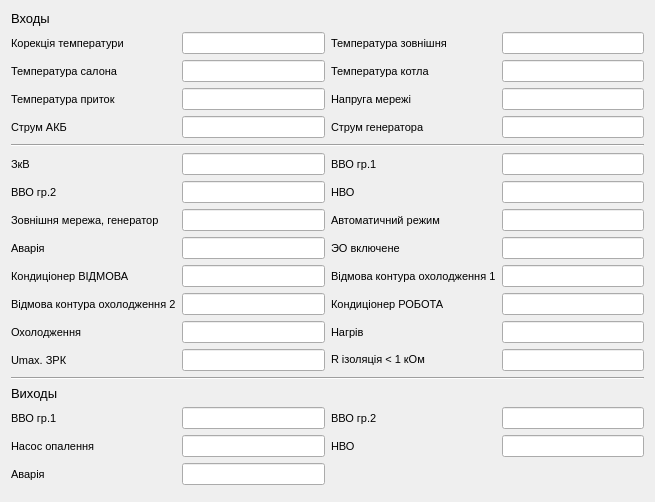
Qt form ClimateControlSystem/Frames/InOutDisplayFrame.ui (Aleksey710/climatecontrolsystem) before a commit.
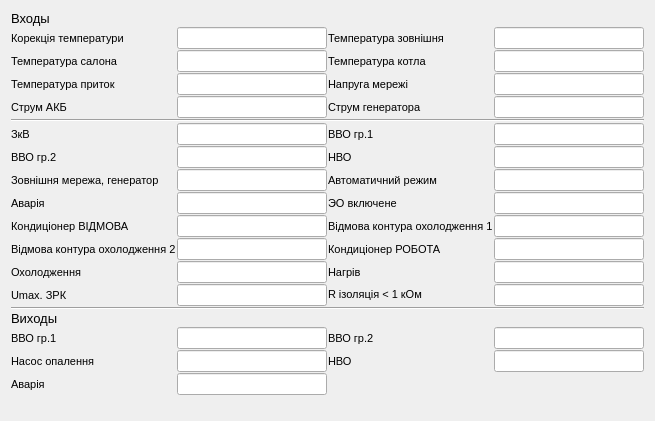
The same form after that commit.

```diff
--- a/ClimateControlSystem/Frames/InOutDisplayFrame.ui
+++ b/ClimateControlSystem/Frames/InOutDisplayFrame.ui
@@ -7,7 +7,7 @@
     <x>0</x>
     <y>0</y>
     <width>655</width>
-    <height>502</height>
+    <height>421</height>
    </rect>
   </property>
   <property name="windowTitle">
@@ -16,6 +16,9 @@
   <layout class="QGridLayout" name="gridLayout_2">
    <item row="0" column="0">
     <layout class="QGridLayout" name="gridLayout">
+     <property name="spacing">
+      <number>1</number>
+     </property>
      <item row="13" column="1">
       <widget class="QLineEdit" name="lineEdit_24">
        <property name="font">
```
